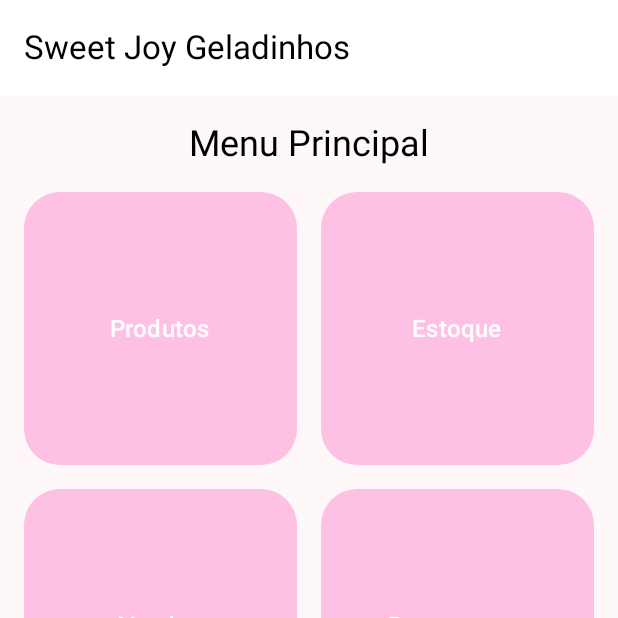
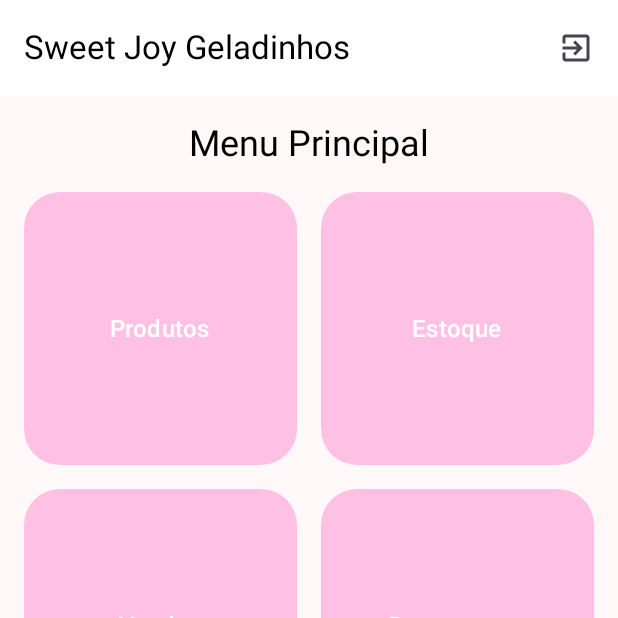
Before and after one commit to rafaelchristo/SweetJoyGeladinhos, an Android app built with Jetpack Compose: the HomeScreen screen opened through its navigation route, on a phone screen of 412 x 824 dp, the top half of it. Run offline under Robolectric (Android 15) with nearby library versions, the phone set to English and light mode, and no system bars; our stand-ins replace Firebase (no records; nobody signed in at launch, a user with empty details on screens opened directly).

Commit message:
Autenticação com conta Google

```diff
--- a/app/src/main/java/com/example/sweetjoygeladinhos/MainActivity.kt
+++ b/app/src/main/java/com/example/sweetjoygeladinhos/MainActivity.kt
@@ -5,18 +5,21 @@ import androidx.activity.ComponentActivity
 import androidx.activity.compose.setContent
 import androidx.compose.material3.*
 import androidx.navigation.compose.*
-import com.example.sweetjoygeladinhos.ui.screen.EstoqueScreen // Assuming EstoqueScreen might need NavController
+import com.example.sweetjoygeladinhos.ui.screen.EstoqueScreen
 import com.example.sweetjoygeladinhos.ui.screens.*
 import com.example.sweetjoygeladinhos.ui.theme.SweetJoyGeladinhosTheme
-import androidx.navigation.NavController // Import NavController
+import com.google.firebase.auth.FirebaseAuth
+import com.google.firebase.FirebaseApp
 
-
-@OptIn(ExperimentalMaterial3Api::class) // It's good practice to use OptIn for experimental APIs
+@OptIn(ExperimentalMaterial3Api::class)
 class MainActivity : ComponentActivity() {
     override fun onCreate(savedInstanceState: Bundle?) {
         super.onCreate(savedInstanceState)
+
+        // ✅ Inicializa o Firebase ANTES de usar FirebaseAuth
+        FirebaseApp.initializeApp(this)
+
         setContent {
-            // SweetJoyGeladinhosTheme should wrap NavHost or be applied at a lower level if needed
             SweetJoyGeladinhosTheme {
                 val navController = rememberNavController()
 
@@ -25,11 +28,12 @@ class MainActivity : ComponentActivity() {
                     startDestination = "splash"
                 ) {
                     composable("splash") { SplashScreen(navController) }
-                    composable("home") { HomeScreen(navController) } // Pass navController
-                    composable("produtos") { ProdutosScreen(navController) } // Pass navController
-                    composable("estoque") { EstoqueScreen(navController) } // Pass navController
-                    composable("vendas") { VendasScreen(navController) } // Pass navController
-                    composable("pagamentos") { PagamentosScreen(navController) } // Pass navController
+                    composable("login") { LoginScreen(navController) }
+                    composable("home") { HomeScreen(navController) }
+                    composable("produtos") { ProdutosScreen(navController) }
+                    composable("estoque") { EstoqueScreen(navController) }
+                    composable("vendas") { VendasScreen(navController) }
+                    composable("pagamentos") { PagamentosScreen(navController) }
                 }
             }
         }
--- a/app/src/main/java/com/example/sweetjoygeladinhos/SweetJoyApp.kt
+++ b/app/src/main/java/com/example/sweetjoygeladinhos/SweetJoyApp.kt
@@ -3,6 +3,7 @@ package com.example.sweetjoygeladinhos
 import android.app.Application
 import androidx.room.Room
 import com.example.sweetjoygeladinhos.data.AppDatabase
+import com.google.firebase.FirebaseApp
 
 class SweetJoyApp : Application() {
     companion object {
@@ -18,6 +19,7 @@ class SweetJoyApp : Application() {
             "sweetjoy.db"
         ).fallbackToDestructiveMigration() // <--- adiciona isso
             .build()
+        FirebaseApp.initializeApp(this)
 
         val produtoDao = database.produtoDao()
         val estoqueDao = database.estoqueDao()
--- a/app/src/main/java/com/example/sweetjoygeladinhos/ui/screen/HomeScreen.kt
+++ b/app/src/main/java/com/example/sweetjoygeladinhos/ui/screen/HomeScreen.kt
@@ -2,20 +2,36 @@ package com.example.sweetjoygeladinhos.ui.screens
 
 import androidx.compose.foundation.layout.*
 import androidx.compose.foundation.shape.RoundedCornerShape
+import androidx.compose.material.icons.Icons
+import androidx.compose.material.icons.filled.ExitToApp
 import androidx.compose.material3.*
-import androidx.compose.runtime.Composable
+import androidx.compose.runtime.*
 import androidx.compose.ui.Alignment
 import androidx.compose.ui.Modifier
-import androidx.compose.ui.unit.*
+import androidx.compose.ui.platform.LocalContext
+import androidx.compose.ui.unit.dp
 import androidx.navigation.NavController
+import com.google.android.gms.auth.api.identity.Identity
+import com.google.firebase.auth.FirebaseAuth
 
 @OptIn(ExperimentalMaterial3Api::class)
 @Composable
 fun HomeScreen(navController: NavController) {
+    val context = LocalContext.current
+    val firebaseAuth = FirebaseAuth.getInstance()
+    val oneTapClient = remember { Identity.getSignInClient(context) }
+
+    var showLogoutDialog by remember { mutableStateOf(false) }
+
     Scaffold(
         topBar = {
             TopAppBar(
-                title = { Text("Sweet Joy Geladinhos") }
+                title = { Text("Sweet Joy Geladinhos") },
+                actions = {
+                    IconButton(onClick = { showLogoutDialog = true }) {
+                        Icon(Icons.Default.ExitToApp, contentDescription = "Sair")
+                    }
+                }
             )
         }
     ) { paddingValues ->
@@ -40,7 +56,6 @@ fun HomeScreen(navController: NavController) {
                     horizontalArrangement = Arrangement.spacedBy(16.dp),
                     modifier = Modifier.fillMaxWidth()
                 ) {
-                    // Apply weight here
                     HomeButton(
                         text = "Produtos",
                         onClick = { navController.navigate("produtos") },
@@ -57,7 +72,6 @@ fun HomeScreen(navController: NavController) {
                     horizontalArrangement = Arrangement.spacedBy(16.dp),
                     modifier = Modifier.fillMaxWidth()
                 ) {
-                    // Apply weight here
                     HomeButton(
                         text = "Vendas",
                         onClick = { navController.navigate("vendas") },
@@ -72,16 +86,42 @@ fun HomeScreen(navController: NavController) {
             }
         }
     }
+
+    // Diálogo de confirmação de logout
+    if (showLogoutDialog) {
+        AlertDialog(
+            onDismissRequest = { showLogoutDialog = false },
+            title = { Text("Deseja sair?") },
+            text = { Text("Você será desconectado da sua conta.") },
+            confirmButton = {
+                TextButton(onClick = {
+                    showLogoutDialog = false
+                    firebaseAuth.signOut()
+                    oneTapClient.signOut()
+                    navController.navigate("login") {
+                        popUpTo("home") { inclusive = true }
+                    }
+                }) {
+                    Text("Sair")
+                }
+            },
+            dismissButton = {
+                TextButton(onClick = { showLogoutDialog = false }) {
+                    Text("Cancelar")
+                }
+            }
+        )
+    }
 }
 
 @Composable
-fun HomeButton(text: String, onClick: () -> Unit, modifier: Modifier = Modifier) { // Add modifier parameter
+fun HomeButton(text: String, onClick: () -> Unit, modifier: Modifier = Modifier) {
     Button(
         onClick = onClick,
-        modifier = modifier // Use the passed modifier
-            .aspectRatio(1f) // torna quadrado
-            .fillMaxWidth(), // Ensure button fills the space given by weight
-        shape = RoundedCornerShape(24.dp), // cantos arredondados
+        modifier = modifier
+            .aspectRatio(1f)
+            .fillMaxWidth(),
+        shape = RoundedCornerShape(24.dp),
         colors = ButtonDefaults.buttonColors(
             containerColor = MaterialTheme.colorScheme.primary
         )
--- a/app/src/main/java/com/example/sweetjoygeladinhos/ui/screen/SplashScreen.kt
+++ b/app/src/main/java/com/example/sweetjoygeladinhos/ui/screen/SplashScreen.kt
@@ -1,7 +1,5 @@
 package com.example.sweetjoygeladinhos.ui.screens
 
-import android.os.Handler
-import android.os.Looper
 import androidx.compose.foundation.layout.*
 import androidx.compose.material3.CircularProgressIndicator
 import androidx.compose.runtime.*
@@ -10,8 +8,7 @@ import androidx.compose.ui.Modifier
 import androidx.compose.ui.unit.dp
 import androidx.navigation.NavController
 import com.airbnb.lottie.compose.*
-import androidx.compose.runtime.Composable
-import androidx.compose.ui.platform.LocalContext
+import com.google.firebase.auth.FirebaseAuth
 import kotlinx.coroutines.delay
 
 @Composable
@@ -24,11 +21,19 @@ fun SplashScreen(navController: NavController) {
         iterations = 1
     )
 
+    val auth = FirebaseAuth.getInstance()
+
     LaunchedEffect(composition) {
         if (composition != null) {
-            delay(3000)
-            navController.navigate("home") {
-                popUpTo("splash") { inclusive = true }
+            delay(3000) // tempo da splash
+            if (auth.currentUser != null) {
+                navController.navigate("home") {
+                    popUpTo("splash") { inclusive = true }
+                }
+            } else {
+                navController.navigate("login") {
+                    popUpTo("splash") { inclusive = true }
+                }
             }
         }
     }
@@ -44,7 +49,7 @@ fun SplashScreen(navController: NavController) {
                 modifier = Modifier.size(300.dp)
             )
         } else {
-            CircularProgressIndicator() // fallback visível caso algo falhe
+            CircularProgressIndicator()
         }
     }
 }
--- a/build.gradle.kts
+++ b/build.gradle.kts
@@ -1,6 +1,10 @@
 // Top-level build file where you can add configuration options common to all sub-projects/modules.
+
+
 plugins {
     alias(libs.plugins.android.application) apply false
     alias(libs.plugins.kotlin.android) apply false
     alias(libs.plugins.kotlin.compose) apply false
+    // Add the dependency for the Google services Gradle plugin
+    id("com.google.gms.google-services") version "4.4.2" apply false
 }
```
Also changed, not shown: app/build.gradle.kts (+15 -0 lines), app/src/main/java/com/example/sweetjoygeladinhos/ui/screen/LoginScreen.kt (added, +110 -0 lines), app/src/main/AndroidManifest.xml (line endings or trailing spaces), 1 other file.
